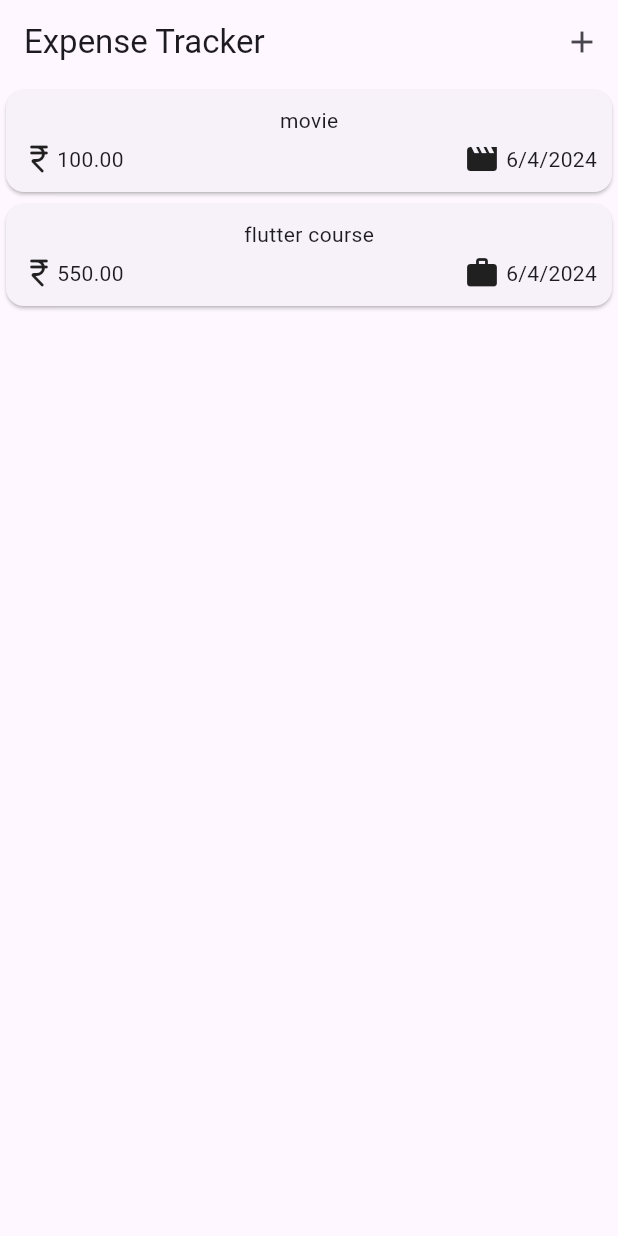
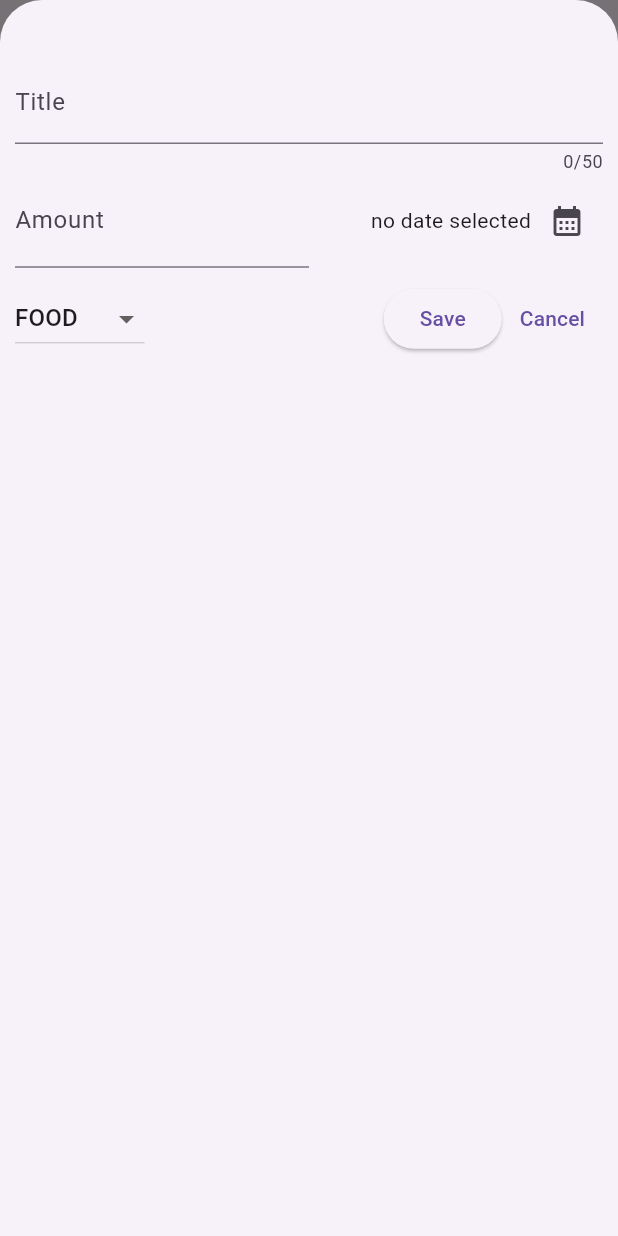
Before and after one commit to anish12053/Expense_Tracker, a Flutter app: the screen it shows after launch, after a tap on the "add" icon, on a phone screen of 412 x 824 dp. Run offline on Flutter 3.47's test engine with Material 3 defaults, Android fonts, the phone set to English and light mode, and no system bars.

Commit message:
app completed

```diff
--- a/lib/screens/expense_page.dart
+++ b/lib/screens/expense_page.dart
@@ -1,4 +1,6 @@
 import 'package:expense_tracker/data/expense_data.dart';
+import 'package:expense_tracker/model/expense_model.dart';
+import 'package:expense_tracker/widgets/add_expense.dart';
 import 'package:expense_tracker/widgets/expense_list.dart';
 import 'package:flutter/material.dart';
 
@@ -12,23 +14,76 @@ class ExpensePage extends StatefulWidget {
 }
 
 class _ExpensePage extends State<ExpensePage> {
+  void openModal() {
+    showModalBottomSheet(
+      isScrollControlled: true,
+      context: context,
+      builder: ((context) => AddExpense(
+            onSave: addExpense,
+          )),
+    );
+  }
+
+  void addExpense(Expense expense) {
+    setState(() {
+      addedExpense.add(expense);
+    });
+  }
+
+  void deleteExpense(Expense expense) {
+    final expenseIndex = addedExpense.indexOf(expense);
+    setState(() {
+      addedExpense.remove(expense);
+    });
+    ScaffoldMessenger.of(context).clearSnackBars();
+    ScaffoldMessenger.of(context).showSnackBar(
+      SnackBar(
+        duration: const Duration(seconds: 3),
+        content: const Text('Expense deleted'),
+        action: SnackBarAction(label: 'Undo', onPressed: (){
+          setState(() {
+            addedExpense.insert(expenseIndex, expense);
+          });
+        }),
+      ),
+    );
+  }
+
   @override
   Widget build(BuildContext context) {
+    Widget activeScreen = const Center(
+      child: Text(
+        '          No expense Yet!!\nAdd you expenses Manisha',
+        style: TextStyle(
+          fontSize: 24,
+          fontWeight: FontWeight.bold,
+          color: Colors.grey,
+        ),
+      ),
+    );
+
+    if (addedExpense.isNotEmpty) {
+      setState(() {
+        activeScreen = ExpenseList(
+          expenselist: addedExpense,
+          onDelte: deleteExpense,
+        );
+      });
+    }
+
     return Scaffold(
       appBar: AppBar(
         title: const Text('Expense Tracker'),
         actions: [
           IconButton(
-            onPressed: () {},
+            onPressed: openModal,
             icon: const Icon(Icons.add),
           ),
         ],
       ),
       body: Column(
         children: [
-          Expanded(
-            child: ExpenseList(expenselist: addedExpense),
-          ),
+          Expanded(child: activeScreen),
         ],
       ),
     );
--- /dev/null
+++ b/lib/widgets/add_expense.dart
@@ -0,0 +1,161 @@
+import 'package:expense_tracker/model/expense_model.dart';
+import 'package:flutter/material.dart';
+import 'package:intl/intl.dart';
+
+class AddExpense extends StatefulWidget {
+  const AddExpense({super.key, required this.onSave});
+
+  final void Function(Expense expense) onSave;
+
+  @override
+  State<AddExpense> createState() {
+    return _AddExpense();
+  }
+}
+
+class _AddExpense extends State<AddExpense> {
+  final titleController = TextEditingController();
+  final amountController = TextEditingController();
+  final now = DateTime.now();
+  final formatter = DateFormat.yMd();
+  DateTime? selectedDate;
+  Category selectedCategory = Category.food;
+
+  void cancelExpense() {
+    Navigator.pop(context);
+  }
+
+  void showDate() async {
+    final pickedDate = await showDatePicker(
+        context: context, firstDate: DateTime(now.year - 1), lastDate: now);
+    setState(() {
+      selectedDate = pickedDate;
+    });
+  }
+
+  void closeWarning() {
+    Navigator.pop(context);
+  }
+
+  void submitExpense() {
+    var amount = double.tryParse(amountController.text);
+    final invalidAmount = amount == null || amount <= 0;
+    if (titleController.text.trim().isEmpty ||
+        invalidAmount ||
+        selectedDate == null) {
+      showDialog(
+          context: context,
+          builder: (ctx) => AlertDialog(
+                title: const Text('Warning'),
+                content: const Text('Please add valid input'),
+                actions: [
+                  TextButton(
+                    onPressed: closeWarning,
+                    child: const Text('close'),
+                  ),
+                ],
+              ));
+      return;
+    }
+    widget.onSave(
+      Expense(
+          amount: amount,
+          date: selectedDate!,
+          title: titleController.text,
+          category: selectedCategory),
+    );
+    Navigator.pop(context);
+  }
+
+  @override
+  void dispose() {
+    titleController.dispose();
+    amountController.dispose();
+    super.dispose();
+  }
+
+  @override
+  Widget build(BuildContext context) {
+    return Padding(
+      padding: const EdgeInsets.symmetric(vertical: 40,horizontal: 10),
+      child: Column(
+        children: [
+          TextField(
+            controller: titleController,
+            maxLength: 50,
+            decoration: const InputDecoration(
+              label: Text('Title'),
+            ),
+          ),
+          Row(
+            children: [
+              Expanded(
+                child: TextField(
+                  controller: amountController,
+                  keyboardType: TextInputType.number,
+                  decoration: const InputDecoration(
+                    label: Text('Amount'),
+                    prefix: Icon(Icons.currency_rupee_rounded),
+                  ),
+                ),
+              ),
+              Expanded(
+                child: Row(
+                  mainAxisAlignment: MainAxisAlignment.end,
+                  children: [
+                    Text(
+                      selectedDate == null
+                          ? 'no date selected'
+                          : formatter.format(selectedDate!),
+                    ),
+                    IconButton(
+                      onPressed: showDate,
+                      icon: const Icon(Icons.calendar_month),
+                    ),
+                  ],
+                ),
+              )
+            ],
+          ),
+          const SizedBox(
+            height: 10,
+          ),
+          Row(
+            children: [
+              DropdownButton(
+                value: selectedCategory,
+                items: Category.values
+                    .map(
+                      (category) => DropdownMenuItem(
+                        value: category,
+                        child: Text(
+                          category.name.toUpperCase(),
+                        ),
+                      ),
+                    )
+                    .toList(),
+                onChanged: (value) {
+                  setState(() {
+                    if (value == null) {
+                      return;
+                    }
+                    selectedCategory = value;
+                  });
+                },
+              ),
+              const Spacer(),
+              ElevatedButton(
+                onPressed: submitExpense,
+                child: const Text('Save'),
+              ),
+              TextButton(
+                onPressed: cancelExpense,
+                child: const Text('Cancel'),
+              ),
+            ],
+          ),
+        ],
+      ),
+    );
+  }
+}
--- a/lib/widgets/expense_list.dart
+++ b/lib/widgets/expense_list.dart
@@ -3,15 +3,22 @@ import 'package:expense_tracker/widgets/expense_item.dart';
 import 'package:flutter/material.dart';
 
 class ExpenseList extends StatelessWidget {
-  const ExpenseList({super.key, required this.expenselist});
+  const ExpenseList({super.key, required this.expenselist,required this.onDelte});
 
   final List<Expense> expenselist;
+  final void Function(Expense) onDelte;
   @override
   Widget build(BuildContext context) {
     return ListView.builder(
       itemCount: expenselist.length,
       itemBuilder: (context, index) {
-        return ExpenseItem(item: expenselist[index]);
+        return Dismissible(
+          key: ValueKey(expenselist[index]),
+          onDismissed: (direction){
+            onDelte(expenselist[index]);
+          },
+          child: ExpenseItem(item: expenselist[index]),
+        );
       },
     );
   }
```
Also changed, not shown: 1 other file.
